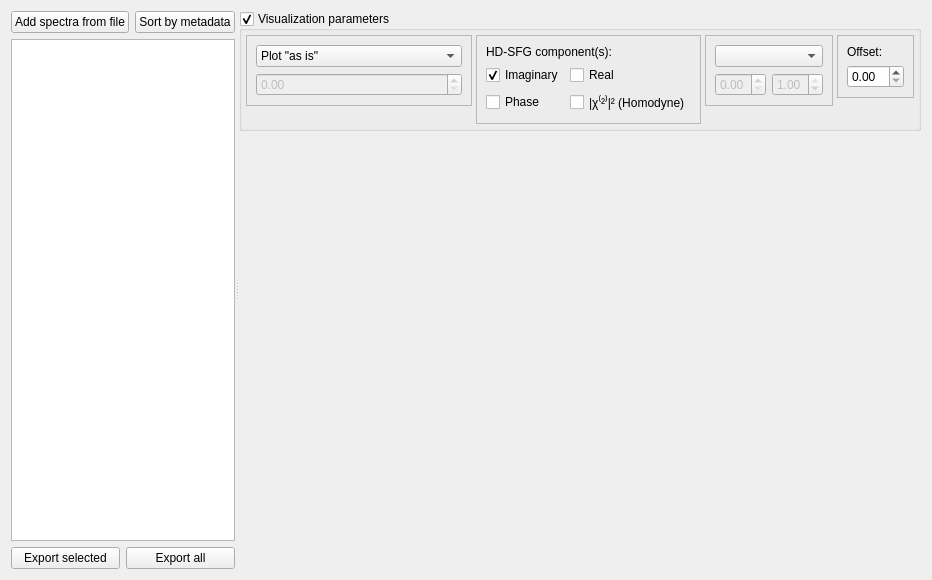
Above: src/sfg_app2/app/ui/processed_results_tab.ui from silanglois/SFG-App before the change. Below: the same form after it.
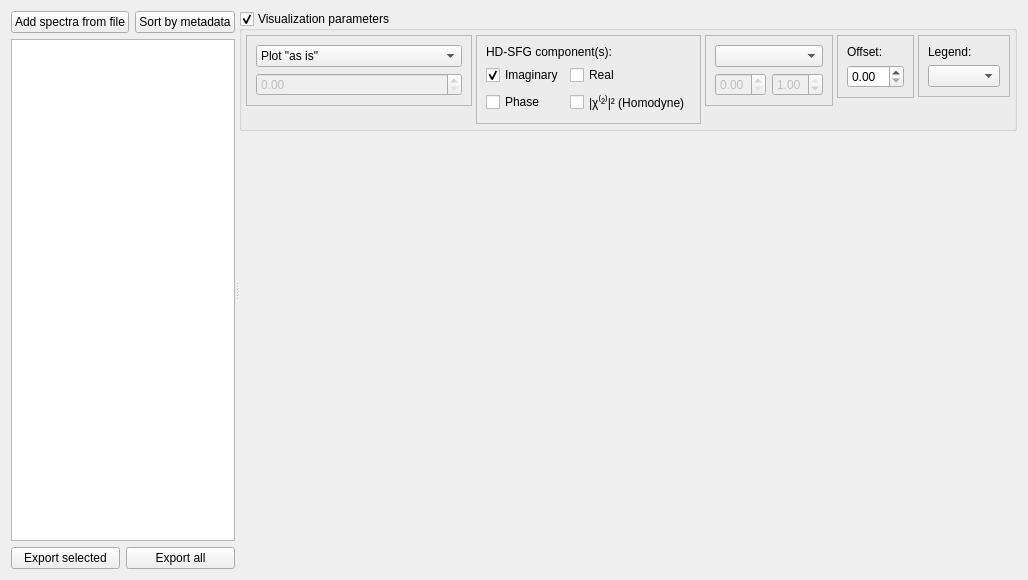
That is the form after the change.

Commit message: added customizable legend to the results tab

```diff
--- a/src/sfg_app2/app/ui/processed_results_tab.ui
+++ b/src/sfg_app2/app/ui/processed_results_tab.ui
@@ -312,6 +312,34 @@
             </item>
            </layout>
           </item>
+          <item alignment="Qt::AlignTop">
+           <widget class="QFrame" name="frame_5">
+            <property name="sizePolicy">
+             <sizepolicy hsizetype="Preferred" vsizetype="Fixed">
+              <horstretch>0</horstretch>
+              <verstretch>0</verstretch>
+             </sizepolicy>
+            </property>
+            <property name="frameShape">
+             <enum>QFrame::StyledPanel</enum>
+            </property>
+            <property name="frameShadow">
+             <enum>QFrame::Raised</enum>
+            </property>
+            <layout class="QVBoxLayout" name="verticalLayout_7">
+             <item>
+              <widget class="QLabel" name="legendFieldLabel">
+               <property name="text">
+                <string>Legend:</string>
+               </property>
+              </widget>
+             </item>
+             <item>
+              <widget class="QComboBox" name="legendFieldComboBox"/>
+             </item>
+            </layout>
+           </widget>
+          </item>
           <item>
            <spacer name="horizontalSpacer">
             <property name="orientation">
```
The commit also changes 2 other files.
